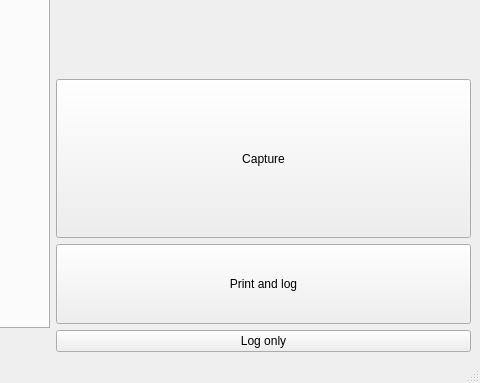
MakeICT/badge-printer, file badge-printer/MainWindow.ui: the form before one commit; both pictures show x 235 to 715 and y 114 to 497 of the 715 by 497 pixel window.
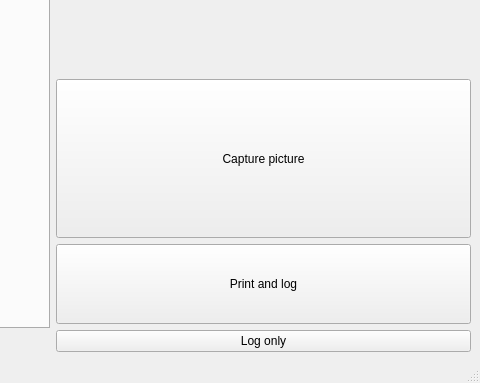
The form after the commit. Icons and pictures are not drawn. Custom widgets are drawn as their Qt base class.

Commit message: Make camera init friendlier

```diff
--- a/badge-printer/MainWindow.ui
+++ b/badge-printer/MainWindow.ui
@@ -191,7 +191,7 @@
          </sizepolicy>
         </property>
         <property name="text">
-         <string>Capture</string>
+         <string>Capture picture</string>
         </property>
        </widget>
       </item>
```
The commit also changes 1 other file.
